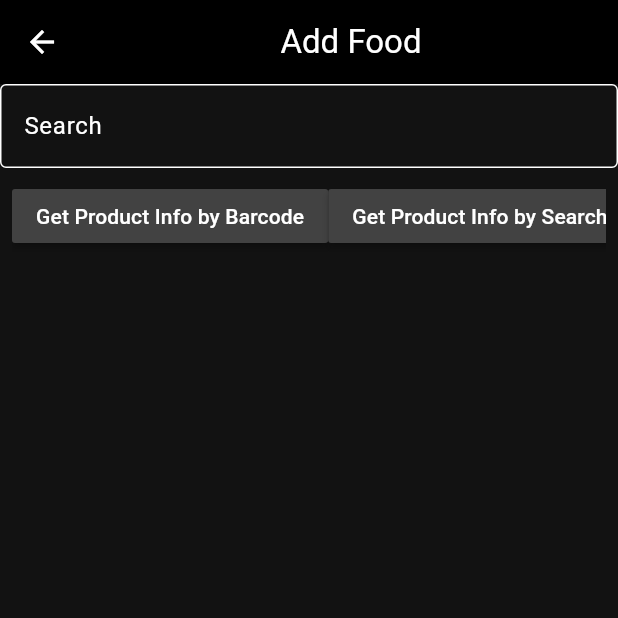
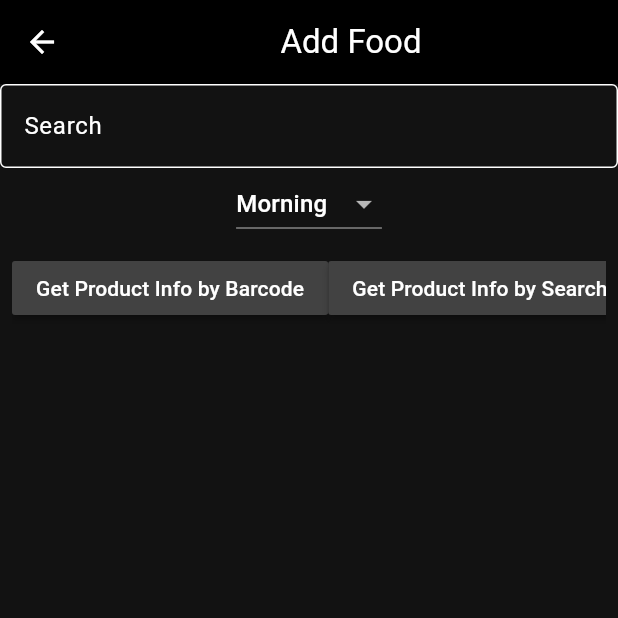
Before and after one commit to r2andrew/caloreasy, a Flutter app: the screen it shows after launch, after a tap on the "add" icon, on a phone screen of 412 x 824 dp, the top half of it. Run offline on Flutter 3.47's test engine with Material 3 defaults, Android fonts, the phone set to English and light mode, and no system bars; our stand-ins replace flutter_slidable, hive, hive_flutter; missing offline and left inert: openfoodfacts; accounts and stored records are empty.

Commit message:
user can select time of day for entry

```diff
--- a/lib/components/saved_food_tile.dart
+++ b/lib/components/saved_food_tile.dart
@@ -44,6 +44,8 @@ class SavedFoodTile extends StatelessWidget {
                   '\nCalories '
                       '${food.nutriments!.getComputedKJ(PerSize.oneHundredGrams)! *
                         (int.parse(food.quantity!) / 100)}'
+                  '\nTime: '
+                      '${food.categories}'
               )
             ],
           ),
--- a/lib/database/local_database.dart
+++ b/lib/database/local_database.dart
@@ -34,7 +34,7 @@ class LocalDatabase {
     return dataToReturn;
   }
 
-  void addFoodEntry(String date, Product food, int grams){
+  void addFoodEntry(String date, Product food, int grams, String time){
 
     // hive cant store objects to encode to json string
     var serialisedFood = food.toJson();
@@ -50,6 +50,9 @@ class LocalDatabase {
     // relative position is inadequate as that is lost upon sorting/grouping
     // via time
     serialisedFood['stores'] = generateId();
+
+    // i am really running out of suitable nomers
+    serialisedFood['categories'] = time;
 
     // get currently held data
     var serialisedFoodList = readList(date);
--- a/lib/pages/add_food.dart
+++ b/lib/pages/add_food.dart
@@ -16,6 +16,8 @@ class AddFoodPage extends StatefulWidget {
 class _AddFoodPageState extends State<AddFoodPage> {
 
   final _TextController = TextEditingController();
+
+  String selectedTime = 'Morning';
 
   LocalDatabase db = LocalDatabase();
 
@@ -89,8 +91,8 @@ class _AddFoodPageState extends State<AddFoodPage> {
     });
   }
 
-  void saveFood (Product food, int grams) {
-    db.addFoodEntry(widget.selectedDate, food, grams);
+  void saveFood (Product food, int grams, String time) {
+    db.addFoodEntry(widget.selectedDate, food, grams, time);
   }
 
   @override
@@ -111,6 +113,29 @@ class _AddFoodPageState extends State<AddFoodPage> {
                 hintText: 'Search'
               ),
             ),
+            DropdownButton(
+                hint: Text('Morning'),
+                value: 'Morning',
+                items: [
+                  DropdownMenuItem(
+                      value: 'Morning',
+                      child: Text('Morning'),
+                  ),
+                  DropdownMenuItem(
+                    value: 'Afternoon',
+                    child: Text('Afternoon'),
+                  ),
+                  DropdownMenuItem(
+                    value: 'Evening',
+                    child: Text('Evening'),
+                  )
+                ],
+                onChanged: (time) {
+                  setState(() {
+                    selectedTime = time as String;
+                  });
+                }
+            ),
             Padding(
               padding: const EdgeInsets.all(8.0),
               child: SingleChildScrollView(
@@ -124,7 +149,6 @@ class _AddFoodPageState extends State<AddFoodPage> {
                     ),
                     MaterialButton(
                       color: Colors.grey[800],
-                      // TODO: check what happens when empty search term
                       onPressed: () => getProductsBySearch(_TextController.text ?? ''),
                       child: Text('Get Product Info by Search'),
                     ),
@@ -144,7 +168,8 @@ class _AddFoodPageState extends State<AddFoodPage> {
                         itemBuilder: (context, index) {
                           return ReturnedFoodTile(
                               food: returnedProducts[index]!,
-                              saveFunction: saveFood
+                              saveFunction: saveFood,
+                              time: selectedTime,
                           );
                         }
                     );
```
Also changed, not shown: lib/components/returned_food_tile.dart (+8 -3 lines).
